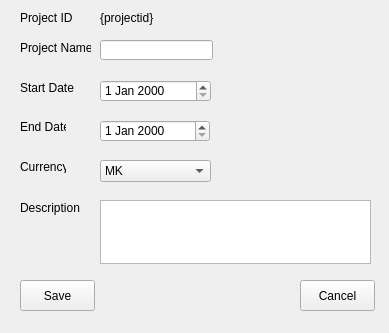
Old version of the form open-ihm/gui/designs/ui_editproject_details.ui in the repository snim2mirror/openihm.
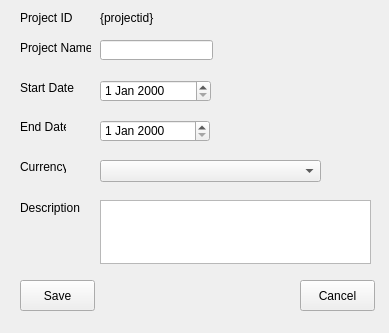
New version of the form.

Diff of the .ui file:
```diff
--- a/open-ihm/gui/designs/ui_editproject_details.ui
+++ b/open-ihm/gui/designs/ui_editproject_details.ui
@@ -181,20 +181,10 @@
     <rect>
      <x>100</x>
      <y>160</y>
-     <width>111</width>
+     <width>221</width>
      <height>22</height>
     </rect>
    </property>
-   <item>
-    <property name="text">
-     <string>MK</string>
-    </property>
-   </item>
-   <item>
-    <property name="text">
-     <string>USD</string>
-    </property>
-   </item>
   </widget>
  </widget>
  <resources/>
```
